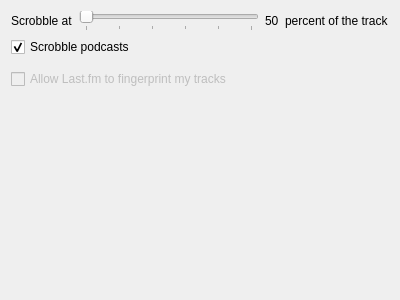
Before: the Qt Designer form app/client/Settings/ScrobbleSettingsWidget.ui in mutecypher/lastfm-desktop, drawn with Qt 5.
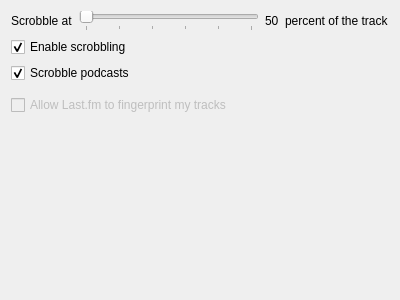
After: the same form once the commit is applied.

Commit message: Scrobble toggle - Add to the scrobbling tab in the preferences - Change copy to "Enable scrobbling"

Patch:
```diff
--- a/app/client/Settings/ScrobbleSettingsWidget.ui
+++ b/app/client/Settings/ScrobbleSettingsWidget.ui
@@ -58,6 +58,16 @@
      </item>
     </layout>
    </item>
+   <item>
+    <widget class="QCheckBox" name="scrobblingOn">
+     <property name="text">
+      <string>Enable scrobbling</string>
+     </property>
+     <property name="checked">
+      <bool>true</bool>
+     </property>
+    </widget>
+   </item>
    <item>
     <widget class="QCheckBox" name="podcasts">
      <property name="enabled">
```
The commit also changes 4 other files.
